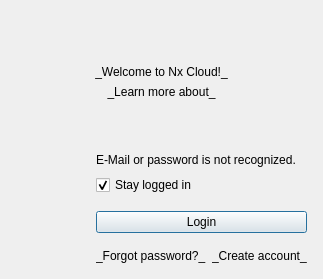
Qt form client/libclient/src/ui/dialogs/login_to_cloud_dialog.ui (networkoptix/nx_open) before a commit.
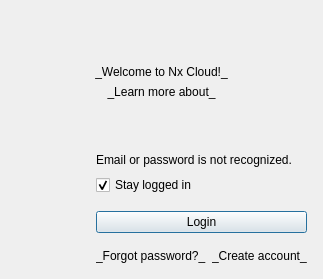
The same form after that commit. Custom widgets are drawn as their Qt base class.

Commit message:
VMS-3178: "Email" should have only one spelling
<==== Mercurial data ====>
Branch: dev_3.0.0_gui

What changed in the file:
```diff
--- a/client/libclient/src/ui/dialogs/login_to_cloud_dialog.ui
+++ b/client/libclient/src/ui/dialogs/login_to_cloud_dialog.ui
@@ -215,7 +215,7 @@
       <item row="2" column="1" colspan="2">
        <widget class="QLabel" name="invalidCredentialsLabel">
         <property name="text">
-         <string>E-Mail or password is not recognized.</string>
+         <string>Email or password is not recognized.</string>
         </property>
        </widget>
       </item>
```
The commit also changes 11 other files.
